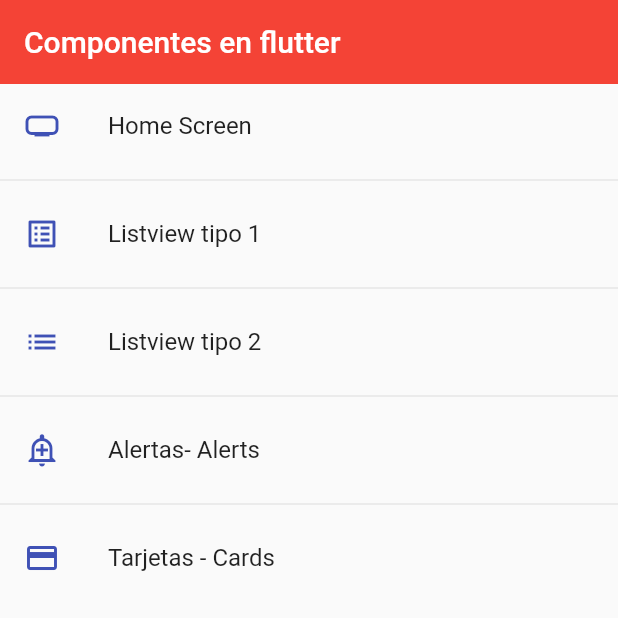
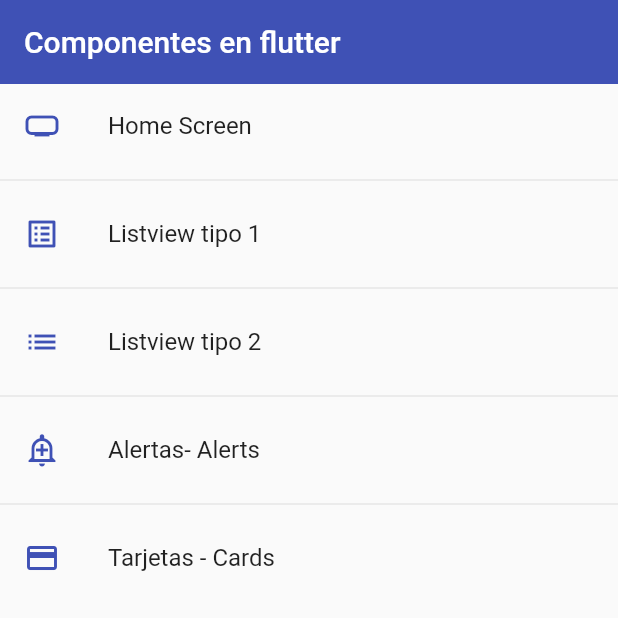
Before and after one commit to antodrade/estudio_flutter, a Flutter app: the screen it shows after launch, on a phone screen of 412 x 824 dp, the top half of it. Run offline on Flutter 3.47's test engine with Material 2 defaults, Android fonts, the phone set to English and light mode, and no system bars.

Commit message:
commit1-24.08.2022

```diff
--- /dev/null
+++ b/lib/Widgets/widgets.dart
@@ -0,0 +1 @@
+export 'package:fl_components/Widgets/custom_card_type_1.dart';
--- a/lib/main.dart
+++ b/lib/main.dart
@@ -1,4 +1,5 @@
 import 'package:fl_components/router/app_routes.dart';
+import 'package:fl_components/theme/app_theme.dart';
 import 'package:flutter/material.dart';
 import 'package:fl_components/screens/screens.dart';
 
@@ -16,11 +17,7 @@ class MyApp extends StatelessWidget {
       initialRoute: AppRoutes.initialRoute,
       routes: AppRoutes.getAppRoutes(),
       onGenerateRoute: AppRoutes.onGenerateRoute,
-      theme: ThemeData.light().copyWith(
-          //Color primario
-          primaryColor: Colors.indigo,
-          //AppBar theme
-          appBarTheme: AppBarTheme(color: Colors.red)),
+      theme: AppTheme.ligthTheme,
     );
   }
 }
--- a/lib/screens/home_screen.dart
+++ b/lib/screens/home_screen.dart
@@ -1,4 +1,5 @@
 import 'package:fl_components/router/app_routes.dart';
+import 'package:fl_components/theme/app_theme.dart';
 import 'package:flutter/material.dart';
 
 class HomeScreen extends StatelessWidget {
@@ -12,11 +13,11 @@ class HomeScreen extends StatelessWidget {
         appBar: AppBar(
           // backgroundColor: Colors.indigo,
           title: const Text('Componentes en flutter'),
-          elevation: 0,
+          //elevation: 0,
         ),
         body: ListView.separated(
             itemBuilder: (context, i) => ListTile(
-                  leading: Icon(menuOptions[i].icon, color: Colors.indigo),
+                  leading: Icon(menuOptions[i].icon, color: AppTheme.primary),
                   title: Text(menuOptions[i].name),
                   onTap: () {
                     // final route = MaterialPageRoute(
--- a/lib/screens/listview2_screen.dart
+++ b/lib/screens/listview2_screen.dart
@@ -16,8 +16,8 @@ class Listview2Screen extends StatelessWidget {
         appBar: AppBar(
           centerTitle: true,
           title: const Text('Listview Tipo 2'),
-          elevation: 0,
-          backgroundColor: Colors.indigo,
+          //elevation: 0,
+          //backgroundColor: Colors.indigo,
         ),
         body: ListView.separated(
           itemCount: options.length,
--- /dev/null
+++ b/lib/theme/app_theme.dart
@@ -0,0 +1,24 @@
+import 'package:flutter/material.dart';
+
+class AppTheme {
+  static const Color primary = Colors.indigo;
+
+  static final ThemeData ligthTheme = ThemeData.light().copyWith(
+      //Color primario
+      primaryColor: Colors.red,
+      //AppBar theme
+      appBarTheme: const AppBarTheme(color: primary, elevation: 0));
+
+  static final ThemeData darkTheme = ThemeData.dark().copyWith(
+      //Color primario
+      primaryColor: Colors.red,
+      //AppBar theme
+      appBarTheme: const AppBarTheme(color: primary, elevation: 0),
+
+      // TextButton Theme
+
+
+      scaffoldBackgroundColor: Colors.black
+
+      );
+}
```
Also changed, not shown: lib/Widgets/custom_card_type_1.dart (added, +37 -0 lines), lib/screens/card_screen.dart (+11 -3 lines).
